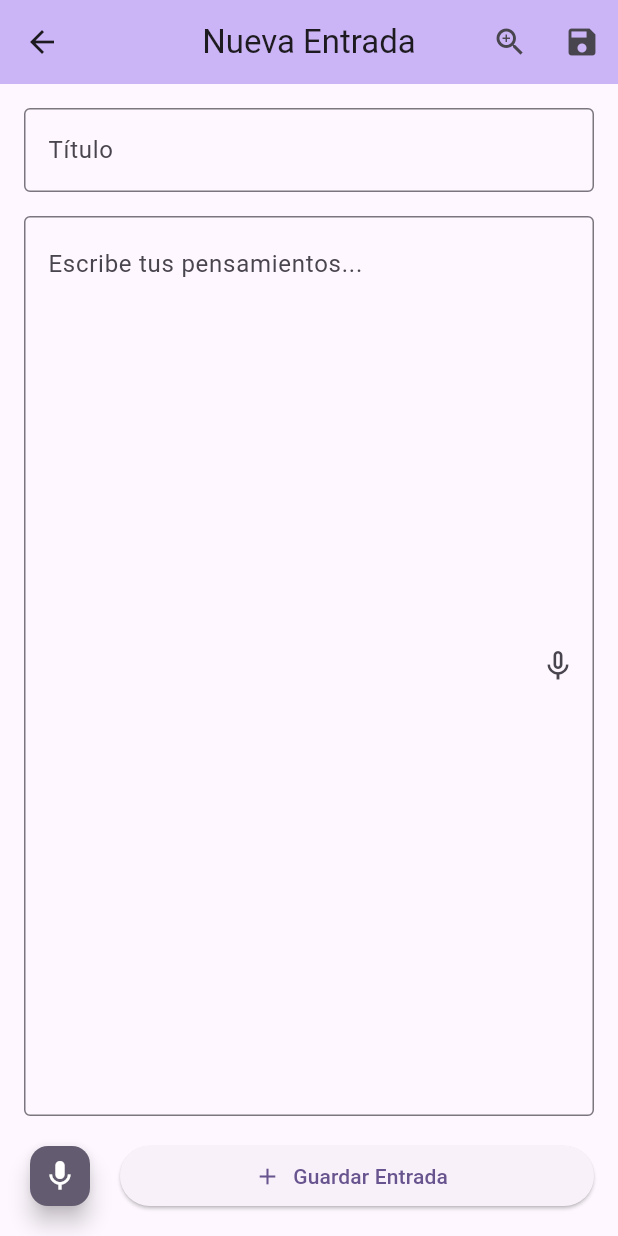
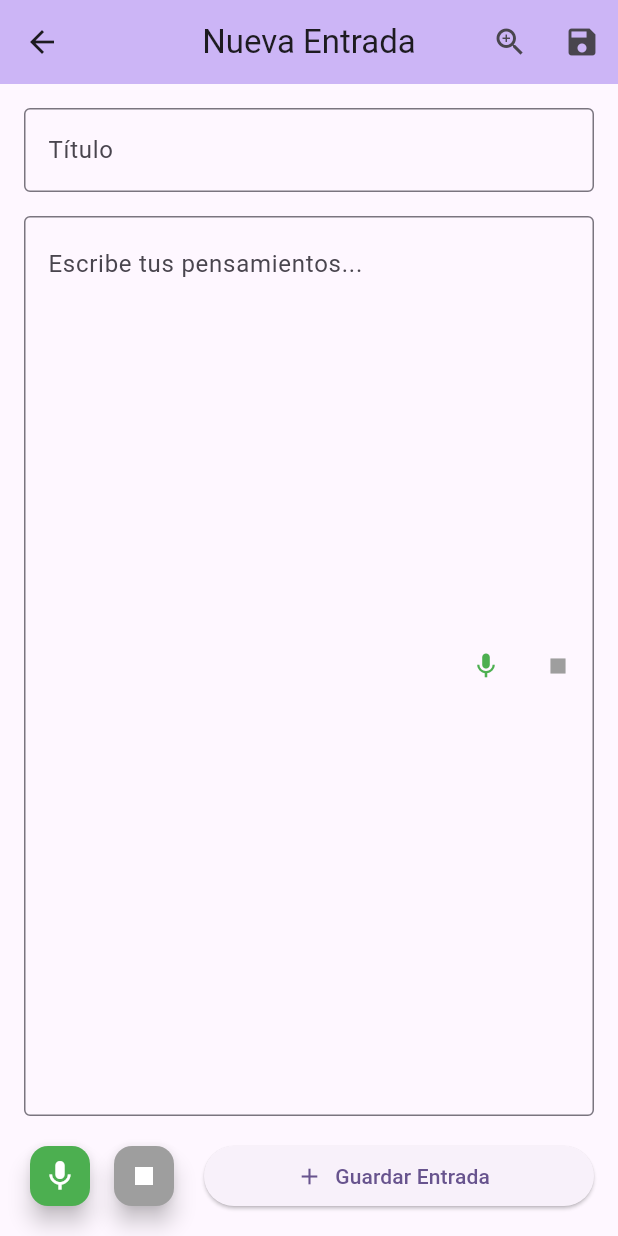
Before and after one commit to cucarraca/diario-flutter, a Flutter app: the NuevaEntradaPage screen opened directly, on a phone screen of 412 x 824 dp. Run offline on Flutter 3.47's test engine with Material 3 defaults, Android fonts, the phone set to English and light mode, and no system bars; our stand-ins replace file_picker, permission_handler, shared_preferences, speech_to_text; accounts and stored records are empty.

```diff
--- a/lib/main.dart
+++ b/lib/main.dart
@@ -2412,13 +2412,44 @@ class _NuevaEntradaPageState extends State<NuevaEntradaPage> {
                                   border: const OutlineInputBorder(),
                                   alignLabelWithHint: true,
                                   suffixIcon: _speechEnabled
-                                    ? IconButton(
-                                        onPressed: _isListening ? _stopListening : _startListening,
-                                        icon: Icon(
-                                          _isListening ? Icons.mic : Icons.mic_none,
-                                          color: _isListening ? Colors.red : null,
-                                        ),
-                                        tooltip: _isListening ? 'Parar dictado' : 'Iniciar dictado de voz',
+                                    ? Column(
+                                        mainAxisAlignment: MainAxisAlignment.center,
+                                        mainAxisSize: MainAxisSize.min,
+                                        children: [
+                                          Row(
+                                            mainAxisSize: MainAxisSize.min,
+                                            children: [
+                                              IconButton(
+                                                onPressed: !_isListening ? _startListening : null,
+                                                icon: Icon(
+                                                  Icons.mic,
+                                                  color: !_isListening ? Colors.green : Colors.grey,
+                                                  size: 20,
+                                                ),
+                                                tooltip: 'Iniciar dictado',
+                                                padding: EdgeInsets.zero,
+                                                constraints: const BoxConstraints(
+                                                  minHeight: 24,
+                                                  minWidth: 24,
+                                                ),
+                                              ),
+                                              IconButton(
+                                                onPressed: _isListening ? _stopListening : null,
+                                                icon: Icon(
+                                                  Icons.stop,
+                                                  color: _isListening ? Colors.red : Colors.grey,
+                                                  size: 20,
+                                                ),
+                                                tooltip: 'Detener dictado',
+                                                padding: EdgeInsets.zero,
+                                                constraints: const BoxConstraints(
+                                                  minHeight: 24,
+                                                  minWidth: 24,
+                                                ),
+                                              ),
+                                            ],
+                                          ),
+                                        ],
                                       )
                                     : null,
                                 ),
@@ -2446,13 +2477,44 @@ class _NuevaEntradaPageState extends State<NuevaEntradaPage> {
                               border: const OutlineInputBorder(),
                               alignLabelWithHint: true,
                               suffixIcon: _speechEnabled
-                                ? IconButton(
-                                    onPressed: _isListening ? _stopListening : _startListening,
-                                    icon: Icon(
-                                      _isListening ? Icons.mic : Icons.mic_none,
-                                      color: _isListening ? Colors.red : null,
-                                    ),
-                                    tooltip: _isListening ? 'Parar dictado' : 'Iniciar dictado de voz',
+                                ? Column(
+                                    mainAxisAlignment: MainAxisAlignment.center,
+                                    mainAxisSize: MainAxisSize.min,
+                                    children: [
+                                      Row(
+                                        mainAxisSize: MainAxisSize.min,
+                                        children: [
+                                          IconButton(
+                                            onPressed: !_isListening ? _startListening : null,
+                                            icon: Icon(
+                                              Icons.mic,
+                                              color: !_isListening ? Colors.green : Colors.grey,
+                                              size: 20,
+                                            ),
+                                            tooltip: 'Iniciar dictado',
+                                            padding: EdgeInsets.zero,
+                                            constraints: const BoxConstraints(
+                                              minHeight: 24,
+                                              minWidth: 24,
+                                            ),
+                                          ),
+                                          IconButton(
+                                            onPressed: _isListening ? _stopListening : null,
+                                            icon: Icon(
+                                              Icons.stop,
+                                              color: _isListening ? Colors.red : Colors.grey,
+                                              size: 20,
+                                            ),
+                                            tooltip: 'Detener dictado',
+                                            padding: EdgeInsets.zero,
+                                            constraints: const BoxConstraints(
+                                              minHeight: 24,
+                                              minWidth: 24,
+                                            ),
+                                          ),
+                                        ],
+                                      ),
+                                    ],
                                   )
                                 : null,
                             ),
@@ -2560,15 +2622,31 @@ class _NuevaEntradaPageState extends State<NuevaEntradaPage> {
                   ],
 
                   if (_speechEnabled) ...[
+                    // Botón para INICIAR el micrófono
                     FloatingActionButton(
-                      onPressed: _isListening ? _stopListening : _startListening,
-                      backgroundColor: _isListening ? Colors.red : Theme.of(context).colorScheme.secondary,
-                      heroTag: "voice",
+                      onPressed: !_isListening ? _startListening : null,
+                      backgroundColor: !_isListening ? Colors.green : Colors.grey,
+                      heroTag: "voice_start",
                       mini: true,
                       child: Icon(
-                        _isListening ? Icons.stop : Icons.mic,
+                        Icons.mic,
                         color: Colors.white,
                       ),
+                      tooltip: 'Activar dictado',
+                    ),
+                    const SizedBox(width: 8),
+
+                    // Botón para DETENER el micrófono
+                    FloatingActionButton(
+                      onPressed: _isListening ? _stopListening : null,
+                      backgroundColor: _isListening ? Colors.red : Colors.grey,
+                      heroTag: "voice_stop",
+                      mini: true,
+                      child: Icon(
+                        Icons.stop,
+                        color: Colors.white,
+                      ),
+                      tooltip: 'Detener dictado',
                     ),
                     const SizedBox(width: 16),
                   ],
--- a/pubspec.yaml
+++ b/pubspec.yaml
@@ -16,7 +16,7 @@ publish_to: 'none' # Remove this line if you wish to publish to pub.dev
 # https://developer.apple.com/library/archive/documentation/General/Reference/InfoPlistKeyReference/Articles/CoreFoundationKeys.html
 # In Windows, build-name is used as the major, minor, and patch parts
 # of the product and file versions while build-number is used as the build suffix.
-version: 1.0.18+18
+version: 1.0.20+20
 
 environment:
   sdk: ^3.9.0
```
